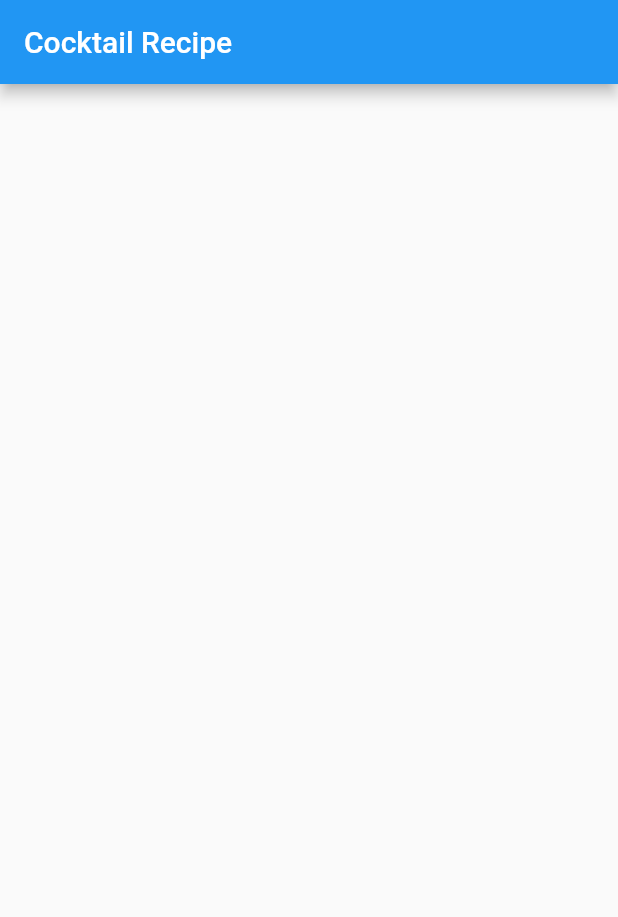
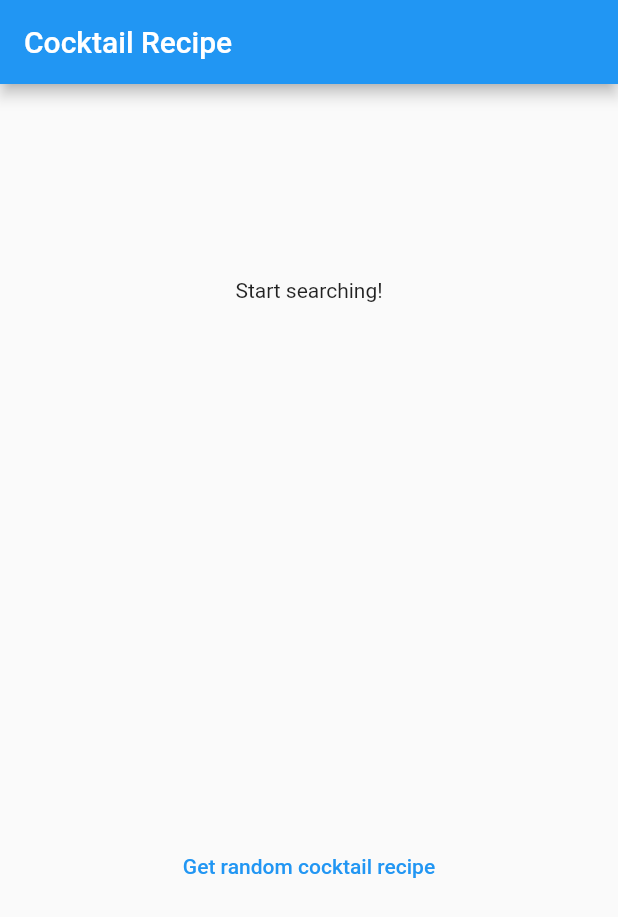
Before and after one commit to luiggi35/PersonalProjects, a Flutter app: the screen it shows after launch, on a phone screen of 412 x 824 dp. Shown: the top 917 px of the screen. Run offline on Flutter 3.47's test engine with Material 2 defaults, Android fonts, the phone set to English and light mode, and no system bars; our stand-ins replace bloc, dartz, equatable, flutter_bloc, get_it.

Commit message:
random_cocktail_recipe_without_measures

```diff
--- a/lib/features/receipe/data/repositories/receipe_cocktail_repository_impl.dart
+++ b/lib/features/receipe/data/repositories/receipe_cocktail_repository_impl.dart
@@ -13,10 +13,13 @@ class ReceipeCocktailRepositoryImpl implements ReceipeCocktailRepository {
 
   @override
   Future<Either<Failure, ReceipeCocktail>> getRandomCocktailReceipe() async {
+    print("iniside functionInDataSourceRepository");
     try {
       final remoteReceipe = await remoteDataSource.getRandomCocktailReceipe();
+      print("get recette");
       return Right(remoteReceipe);
     } on ServerException {
+      print("failure for get receipe");
       return Left(ServerFailure());
     }
   }
--- a/lib/features/receipe/domain/usecases/get_random_cocktail_receipe_usecase.dart
+++ b/lib/features/receipe/domain/usecases/get_random_cocktail_receipe_usecase.dart
@@ -10,6 +10,7 @@ class GetRandomCocktailReceipe {
   GetRandomCocktailReceipe(this.repo);
 
   Future<Either<Failure, ReceipeCocktail>> execute() async {
+    print("inside execute function");
     return await repo.getRandomCocktailReceipe();
   }
 }
--- a/lib/features/receipe/presentation/bloc/receipe_cocktail_bloc.dart
+++ b/lib/features/receipe/presentation/bloc/receipe_cocktail_bloc.dart
@@ -1,4 +1,5 @@
 import 'package:bloc/bloc.dart';
+import 'package:cocktail/core/error/failures.dart';
 import 'package:cocktail/features/receipe/domain/entities/receipe_cocktail.dart';
 import 'package:cocktail/features/receipe/domain/usecases/get_random_cocktail_receipe_usecase.dart';
 import 'package:equatable/equatable.dart';
@@ -8,12 +9,14 @@ part 'receipe_cocktail_state.dart';
 
 const String SERVER_FAILURE_MESSAGE = 'Server Failure';
 
-class ReceipeCocktailBloc
+/*class ReceipeCocktailBloc
     extends Bloc<ReceipeCocktailEvent, ReceipeCocktailState> {
   final GetRandomCocktailReceipe randomCocktailReceipe;
 
   ReceipeCocktailBloc({required this.randomCocktailReceipe})
       : super(EmptyState());
+
+
 
   @override
   Stream<ReceipeCocktailState> mapEventToState(
@@ -25,4 +28,28 @@ class ReceipeCocktailBloc
           (failure) => Error(message: "failure"), (receipe) => LoadedState(receipe: receipe));
     }
   }
+}*/
+
+class ReceipeCocktailBloc
+    extends Bloc<ReceipeCocktailEvent, ReceipeCocktailState> {
+  final GetRandomCocktailReceipe randomCocktailReceipe;
+
+  ReceipeCocktailBloc({required this.randomCocktailReceipe})
+      : super(EmptyState()) {
+    print("inside bloc constrcutor");
+    on<ReceipeCocktailEvent>((event, emit) async {
+      // TODO: implement event handler
+      print("event : $event");
+      if (event is GetRandomCocktailReceipeEvent) {
+        emit(LoadingState());
+        print("begin of execute function");
+        final failureOrReceipe = await randomCocktailReceipe.execute();
+        print("end of execute function ");
+
+        failureOrReceipe.fold((failure) => emit(Error(message: "failure")),
+            (receipe) => emit(LoadedState(receipe: receipe)));
+
+      }
+    });
+  }
 }
--- a/lib/features/receipe/presentation/pages/receipe_page.dart
+++ b/lib/features/receipe/presentation/pages/receipe_page.dart
@@ -1,14 +1,111 @@
+import 'package:cocktail/features/receipe/presentation/bloc/receipe_cocktail_bloc.dart';
 import 'package:cocktail/features/receipe/presentation/widgets/appbar.dart';
 import 'package:flutter/material.dart';
+import 'package:flutter_bloc/flutter_bloc.dart';
+
+import '../../../../injection_container.dart';
+import '../widgets/recipe_controls.dart';
 
 class ReceipePage extends StatelessWidget {
   @override
   Widget build(BuildContext context) {
     // TODO: implement build
     return Scaffold(
-      appBar: AppBar(
-        title: AppBarReceipe(),
-      ),
-    );
+        appBar: AppBar(
+          title: AppBarReceipe(),
+        ),
+        body: BlocProvider<ReceipeCocktailBloc>(
+          create: (context) => sl<ReceipeCocktailBloc>(),
+          child: Column(children: <Widget>[
+            BlocBuilder<ReceipeCocktailBloc, ReceipeCocktailState>(
+                builder: (context, state) {
+              print("state : $state");
+              if (state is EmptyState) {
+                return Container(
+                  // Third of the size of the screen
+                  height: MediaQuery.of(context).size.height / 3,
+                  child: Center(
+                    child: Text('Start searching!'),
+                  ),
+                );
+              } else if (state is LoadingState) {
+                return Container(
+                  height: MediaQuery.of(context).size.height / 3,
+                  child: Center(
+                    child: CircularProgressIndicator(),
+                  ),
+                );
+              } else if (state is LoadedState) {
+                return /*Container(
+                  height: MediaQuery.of(context).size.height / 3,
+                  child: */
+                    Column(
+                  children: [
+                    Container(
+                          height: 150,
+                          padding: EdgeInsets.all(5),
+                          child: Image(
+                            height: 50,
+                            image: NetworkImage(state.receipe.urlImg,),
+                          ),
+                        ),
+                    Row(
+                      children: [
+                        Text("cocktail : "),
+                        Text(state.receipe.title),
+
+
+                      ],
+                    ),
+                    Row(
+                      children: [
+                        Text("instruction : "),
+                        Expanded(
+                            child: Container(
+                              child: Text(state.receipe.instruction),
+                              padding: EdgeInsets.all(2),
+                            ))
+                      ],
+                    ),
+                    Container(
+                      padding: EdgeInsets.all(10),
+                      child: Text("liste des ingrédients"),
+                    ),
+                    ListView.builder(
+                        shrinkWrap: true,
+                        padding: const EdgeInsets.all(8),
+                        itemCount: state.receipe.listIngredient.length,
+                        itemBuilder: (BuildContext context, int index) {
+                          return Text(
+                            state.receipe.listIngredient[index],
+                          );
+                        }),
+                    /*Container(padding: EdgeInsets.all(10),child: Text("liste des mesures"),),
+                  ListView.builder(
+                      padding: const EdgeInsets.all(8),
+                      itemCount: state.receipe.listMeasure.length,
+                      itemBuilder: (BuildContext context, int index) {
+                        return Container(
+                          child: Center(
+                              child: Text(state.receipe.listMeasure[index])),
+                        );
+                      })*/
+                  ],
+                );
+              } else if (state is Error) {
+                return Container(
+                  // Third of the size of the screen
+                  height: MediaQuery.of(context).size.height / 3,
+                  child: Center(
+                    child: Text(state.message),
+                  ),
+                );
+              } else {
+                return Text('on ne rentre dans aucun état');
+              }
+            }),
+            RecipeControls()
+          ]),
+        ));
   }
 }
--- /dev/null
+++ b/lib/features/receipe/presentation/widgets/recipe_controls.dart
@@ -0,0 +1,31 @@
+import 'package:flutter/material.dart';
+import 'package:flutter_bloc/flutter_bloc.dart';
+
+import '../bloc/receipe_cocktail_bloc.dart';
+
+class RecipeControls extends StatefulWidget {
+  const RecipeControls({Key? key}) : super(key: key);
+
+  @override
+  _RecipeControlsState createState() => _RecipeControlsState();
+}
+
+class _RecipeControlsState extends State<RecipeControls> {
+  @override
+  Widget build(BuildContext context) {
+    // TODO: implement build
+
+    return (Expanded(
+      child: TextButton(
+        child: Text('Get random cocktail recipe'),
+        onPressed: () => dispatchRandom(context),
+      ),
+    ));
+  }
+
+  void dispatchRandom(BuildContext c) {
+    print("send event to the bloc");
+    BlocProvider.of<ReceipeCocktailBloc>(c)
+      .add(GetRandomCocktailReceipeEvent());
+  }
+}
```
Also changed, not shown: lib/features/receipe/data/datasources/receipe_cocktail_remote_datasource_impl.dart (+16 -3 lines), lib/features/receipe/data/models/receipe_cocktail_model.dart (+53 -19 lines), lib/injection_container.dart (added, +28 -0 lines), lib/main.dart (+9 -8 lines).
